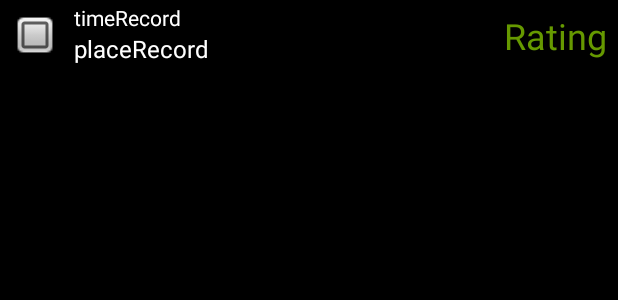
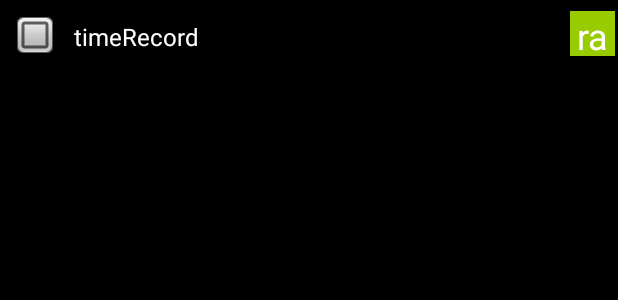
Before and after one commit to MobileMining/Group6-The-minions-EcoDriver, an Android app: the layout activity_analyze_drives_listview_row.xml on its own in the app's theme, with its tools: preview values and no code run, on a phone screen of 412 x 824 dp. Shown: the top 300 px of the screen. Run offline under Robolectric (Android 15) with nearby library versions, the phone set to English and light mode, and no system bars.

Commit message:
update AnalyzeDrives
update Analyze Drives

```diff
--- a/app/src/main/res/layout/activity_analyze_drives_listview_row.xml
+++ b/app/src/main/res/layout/activity_analyze_drives_listview_row.xml
@@ -29,35 +29,32 @@
                   android:layout_gravity="start"
                   android:layout_toRightOf="@+id/checkBox">
 
-        <TextView
-            android:layout_width="wrap_content"
-            android:layout_height="wrap_content"
-            android:id="@+id/timeRecord"
-            android:text="timeRecord"
-            android:layout_gravity="start"
-            android:textColor="@android:color/background_light"
-            android:paddingTop="2dp"/>
+
 
         <TextView
             android:layout_width="wrap_content"
-            android:layout_height="wrap_content"
-            android:id="@+id/placeRecord"
-            android:text="placeRecord"
-            android:layout_gravity="start"
+            android:layout_height="37dp"
+            android:id="@+id/timeRecord"
+            android:text="timeRecord"
             android:textColor="@android:color/background_light"
             android:textSize="@dimen/abc_text_size_menu_material"
-            android:paddingBottom="2dp" />
+            android:paddingBottom="2dp"
+            android:gravity="bottom"
+            android:textIsSelectable="false"/>
     </LinearLayout>
 
     <TextView
-        android:layout_width="wrap_content"
-        android:layout_height="wrap_content"
-        android:text="Rating"
+        android:layout_width="30dp"
+        android:layout_height="30dp"
+        android:text="rating"
         android:id="@+id/tvRating"
         android:textSize="@dimen/abc_text_size_headline_material"
-        android:textColor="@android:color/holo_green_dark"
+        android:textColor="@android:color/background_light"
         android:layout_marginTop="7dp"
-        android:layout_marginEnd="7dp"
-        android:layout_alignParentEnd="true"/>
+        android:layout_marginEnd="2dp"
+        android:layout_alignParentEnd="true"
+        android:gravity="center"
+        android:background="@android:color/holo_green_light"
+        />
 
 </RelativeLayout>
```
Also changed, not shown: app/src/main/java/com/gu/gminions/ecodriver/AnalyzeDrives.java (+47 -11 lines). Lines whose indentation alone changed are shown as unchanged.
